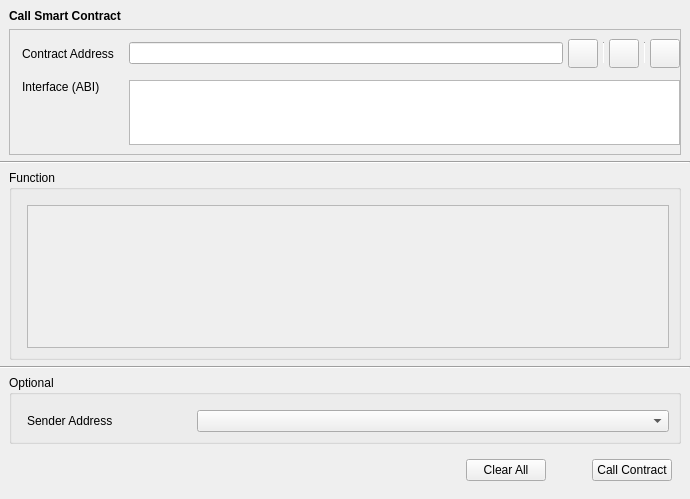
First picture: the form in src/qt/forms/callcontract.ui, repository qtumproject/qtum, before the edit.
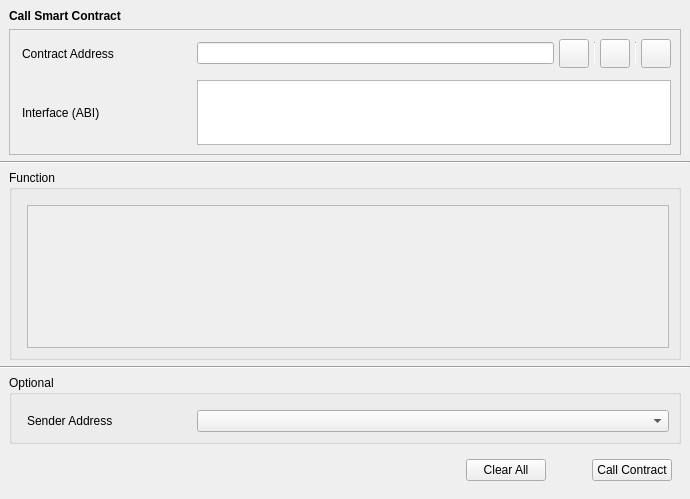
Second picture: the form after the edit. Custom widgets are drawn as their Qt base class.

Commit message: Update smart contract layout

Patch:
```diff
--- a/src/qt/forms/callcontract.ui
+++ b/src/qt/forms/callcontract.ui
@@ -98,19 +98,15 @@
               <property name="leftMargin">
                <number>12</number>
               </property>
+              <property name="rightMargin">
+               <number>9</number>
+              </property>
               <property name="horizontalSpacing">
                <number>15</number>
               </property>
               <property name="verticalSpacing">
                <number>12</number>
               </property>
-              <item row="0" column="0">
-               <widget class="QLabel" name="labelContractAddress">
-                <property name="text">
-                 <string>Contract Address</string>
-                </property>
-               </widget>
-              </item>
               <item row="1" column="2">
                <widget class="QValidatedTextEdit" name="textEditInterface">
                 <property name="sizePolicy">
@@ -214,12 +210,39 @@
                 </item>
                </layout>
               </item>
-              <item row="1" column="0" alignment="Qt::AlignTop">
+              <item row="1" column="0">
+               <layout class="QVBoxLayout" name="verticalLayout_10">
+                <item>
                <widget class="QLabel" name="labelInterface">
+                  <property name="minimumSize">
+                   <size>
+                    <width>160</width>
+                    <height>0</height>
+                   </size>
+                  </property>
                 <property name="text">
                  <string>Interface (ABI)</string>
                 </property>
                </widget>
+                </item>
+               </layout>
+              </item>
+              <item row="0" column="0">
+               <layout class="QVBoxLayout" name="verticalLayout_11">
+                <item>
+                 <widget class="QLabel" name="labelContractAddress">
+                  <property name="minimumSize">
+                   <size>
+                    <width>160</width>
+                    <height>0</height>
+                   </size>
+                  </property>
+                  <property name="text">
+                   <string>Contract Address</string>
+                  </property>
+                 </widget>
+                </item>
+               </layout>
               </item>
              </layout>
             </item>
```
Lines whose indentation alone changed are shown as unchanged. The commit also changes 4 other files.
